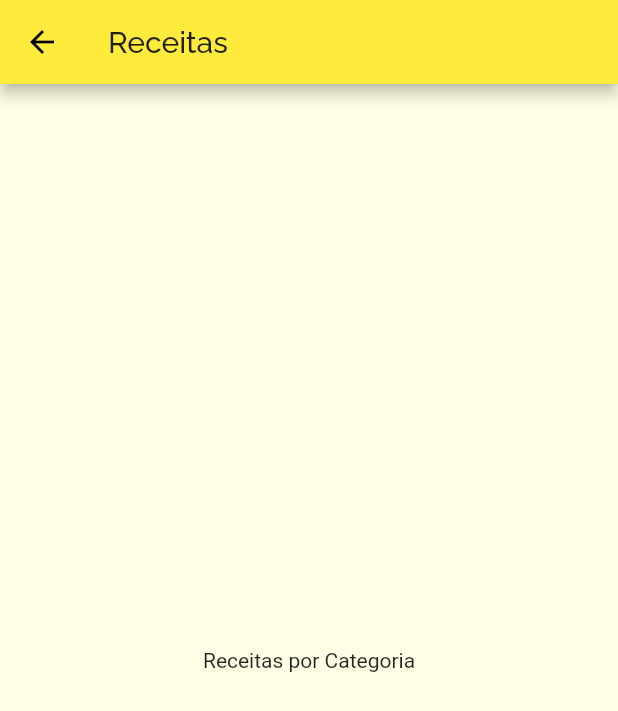
After one commit to oscarbfs/Meals_app, a Flutter app: the screen it shows after launch, after a tap on "Italiano", on a phone screen of 412 x 824 dp. The commit adds this screen. Shown: the top 711 px of the screen. Run offline on Flutter 3.47's test engine with Material 2 defaults, Android fonts, the phone set to English and light mode, and no system bars.

Commit message:
Navegando para uma Nova Tela

```diff
--- a/lib/components/category_item.dart
+++ b/lib/components/category_item.dart
@@ -1,14 +1,29 @@
 import 'package:flutter/material.dart';
 import '../models/category.dart';
+import '../screens/categories_meals_screen.dart';
 
 class CategoryItem extends StatelessWidget {
   final Category category;
 
   const CategoryItem(this.category);
 
+  void _selectCategory(BuildContext context) {
+    Navigator.of(context).push(
+      MaterialPageRoute(
+        builder: (_) {
+          return CategoriesMealsScreen();
+        },
+      ),
+    );
+  }
+
   @override
   Widget build(BuildContext context) {
-    return Container(
+    return InkWell(
+      onTap: () => _selectCategory(context),
+      splashColor: Theme.of(context).primaryColor,
+      borderRadius: BorderRadius.circular(15),
+      child: Container(
         padding: EdgeInsets.all(15),
         child: Text(category.title,
         style: Theme.of(context).textTheme.headline6,
@@ -24,6 +39,7 @@ class CategoryItem extends StatelessWidget {
             end: Alignment.bottomRight,
           )
         ),
+      ),
     );
   }
 }
--- /dev/null
+++ b/lib/screens/categories_meals_screen.dart
@@ -0,0 +1,15 @@
+import 'package:flutter/material.dart';
+
+class CategoriesMealsScreen extends StatelessWidget {
+  @override
+  Widget build(BuildContext context) {
+    return Scaffold(
+      appBar: AppBar(
+        title:  Text('Receitas'),
+      ),
+      body: Center(
+        child: Text('Receitas por Categoria'),
+      ),
+    );
+  }
+}
--- a/lib/screens/categories_screen.dart
+++ b/lib/screens/categories_screen.dart
@@ -7,7 +7,7 @@ class CategoriesScreen extends StatelessWidget {
   Widget build(BuildContext context) {
     return Scaffold(
       appBar: AppBar(
-        title: Text('Vamos cozinhar?'),
+        title: Center(child: Text('Vamos cozinhar?')),
       ),
       body: GridView(
         padding: const EdgeInsets.all(25),
```
Lines whose indentation alone changed are shown as unchanged.
